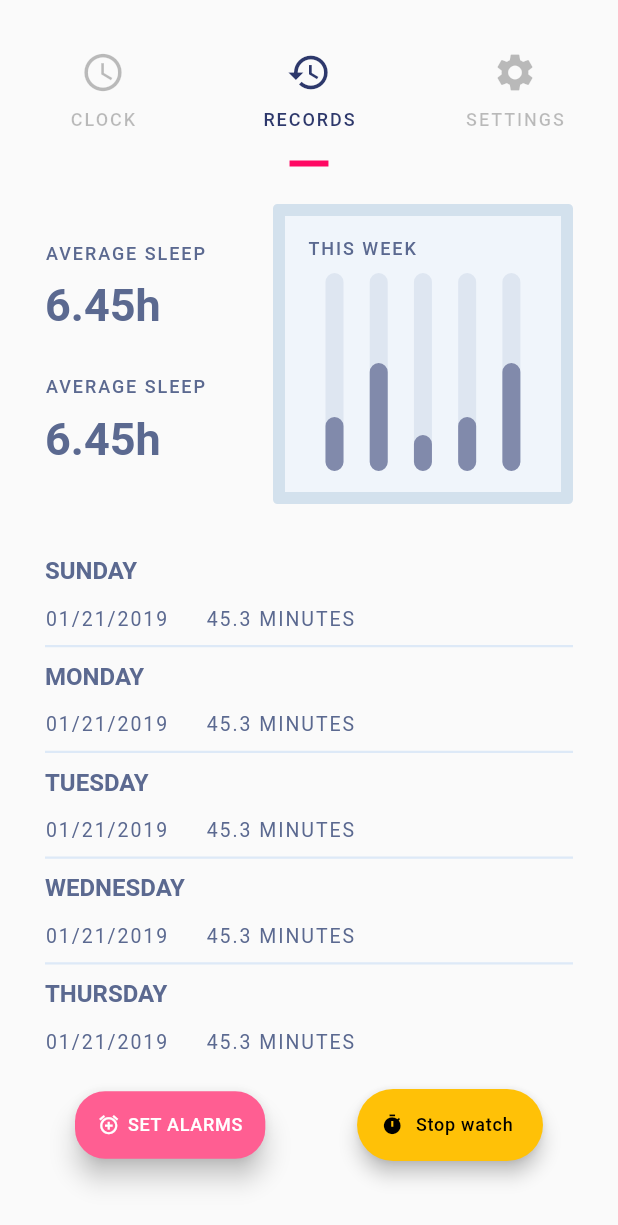
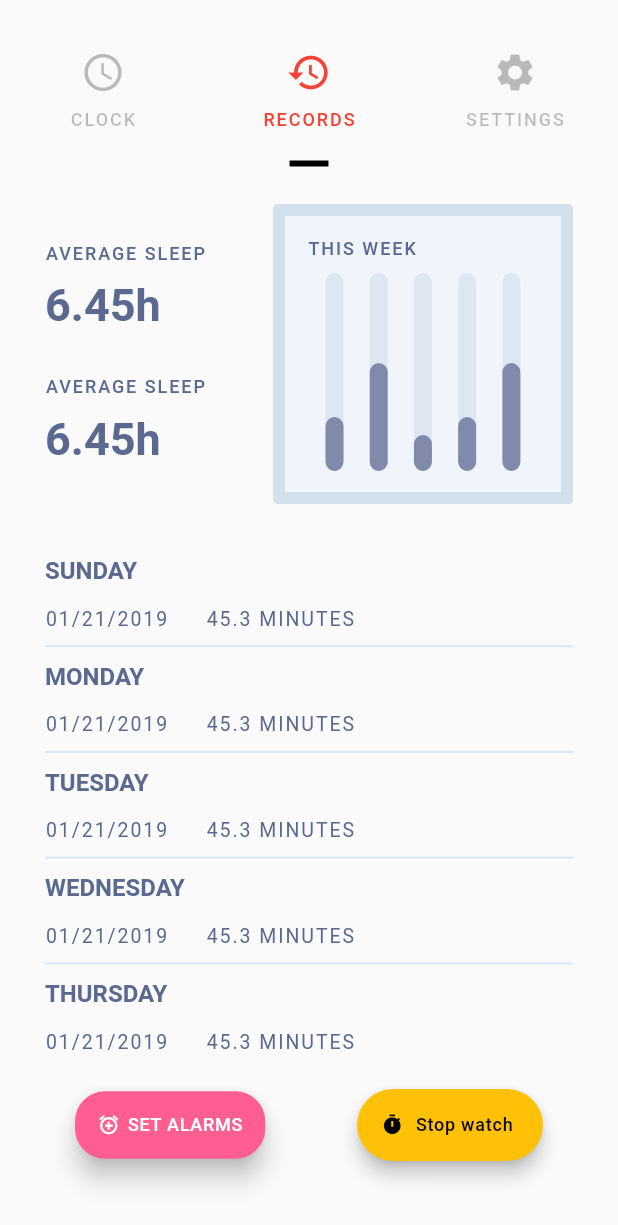
Before and after one commit to imneil09/Flutter_Clock_App, a Flutter app: the screen it shows after launch, tab 2 chosen, on a phone screen of 412 x 824 dp. Shown: the top 1225 px of the screen. Run offline on Flutter 3.47's test engine with Material 2 defaults, Android fonts, the light colour scheme and no system bars.

Commit message:
simplified design of the clock

```diff
--- a/lib/main.dart
+++ b/lib/main.dart
@@ -79,12 +79,12 @@ class AppClock extends StatelessWidget {
                               TabBar(
                                   indicator: UnderlineTabIndicator(
                                       borderSide: BorderSide(
-                                          color: Color(0xffff0863), width: 4.0),
+                                          color: Colors.black, width: 4.0),
                                       insets: EdgeInsets.fromLTRB(
                                           40.0, 20.0, 40.0, 0)),
                                   indicatorWeight: 15,
                                   indicatorSize: TabBarIndicatorSize.label,
-                                  labelColor: Color(0xff2d386b),
+                                  labelColor: Colors.red,
                                   labelStyle: TextStyle(
                                       fontSize: 12,
                                       letterSpacing: 1.3,
```
